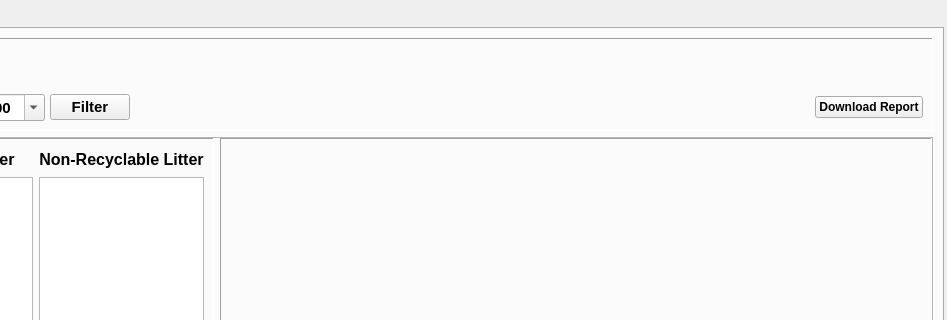
The window that app.ui (grandonblake/littereye) describes before a commit, drawn with Qt 5; both pictures show x 419 to 1366 and y 0 to 320 of the 1366 by 768 pixel window.
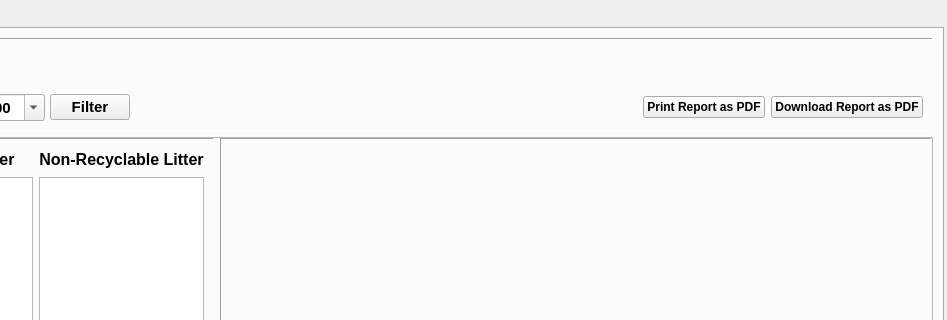
The same window after the commit. The open tabs and pages were chosen to show the change.

```diff
--- a/app.ui
+++ b/app.ui
@@ -536,7 +536,7 @@
               </layout>
              </item>
              <item>
-              <layout class="QHBoxLayout" name="topFrameRightLayout" stretch="0,0">
+              <layout class="QHBoxLayout" name="topFrameRightLayout" stretch="0,0,0">
                <property name="sizeConstraint">
                 <enum>QLayout::SetDefaultConstraint</enum>
                </property>
@@ -553,6 +553,13 @@
                  </property>
                 </spacer>
                </item>
+               <item>
+                <widget class="QPushButton" name="printReportButton">
+                 <property name="text">
+                  <string>Print Report as PDF</string>
+                 </property>
+                </widget>
+               </item>
                <item>
                 <widget class="QPushButton" name="downloadReportButton">
                  <property name="sizePolicy">
@@ -565,7 +572,7 @@
                   <enum>Qt::LeftToRight</enum>
                  </property>
                  <property name="text">
-                  <string>Download Report</string>
+                  <string>Download Report as PDF</string>
                  </property>
                 </widget>
                </item>
```
